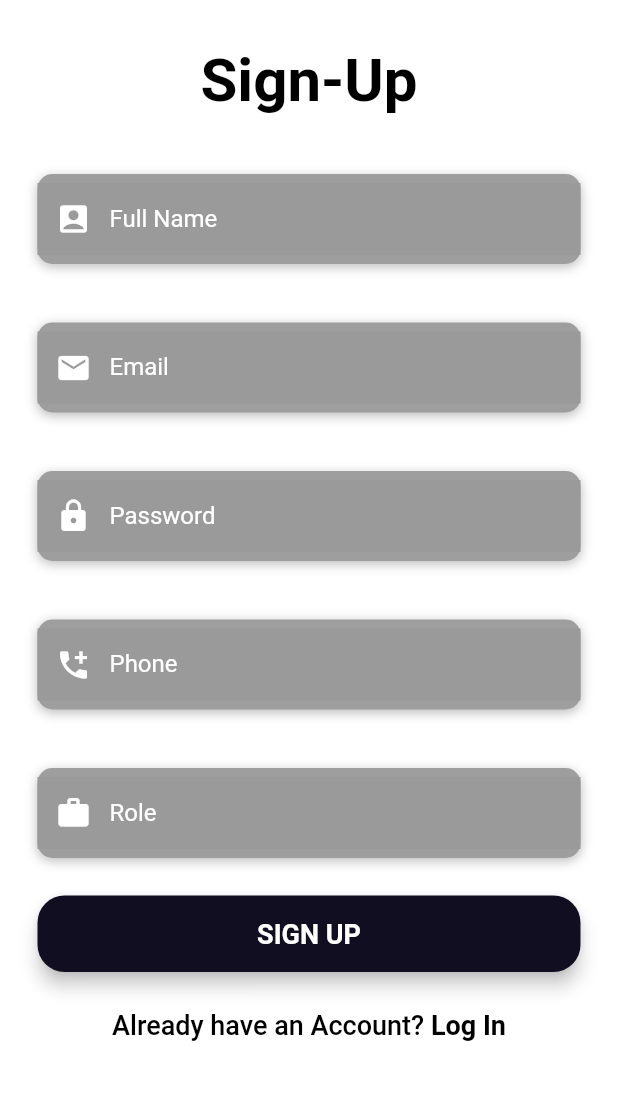
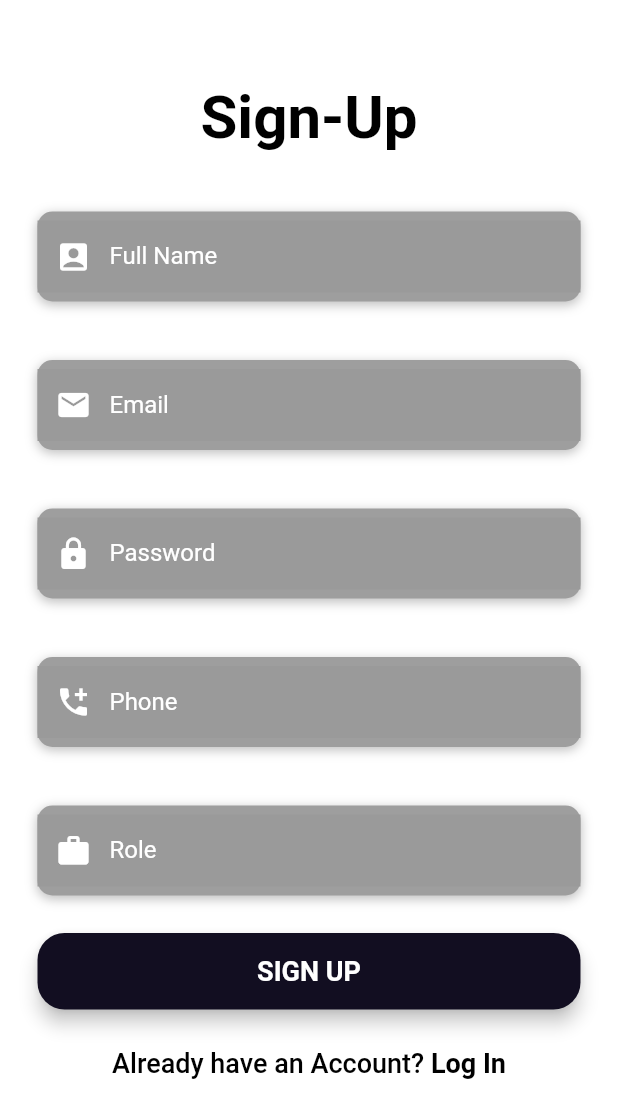
Before and after one commit to StevenAttipoe/workwaves, a Flutter app: the SignUp screen opened directly, on a phone screen of 412 x 824 dp. Shown: the top 1118 px of the screen. Run offline on Flutter 3.47's test engine with Material 2 defaults, Android fonts, the phone set to English and light mode, and no system bars; our stand-ins replace cloud_firestore, firebase_auth, firebase_core, flutter_map, latlong2, syncfusion_flutter_charts; accounts and stored records are empty.

Commit message:
get per id debug

```diff
--- a/lib/views/signup.dart
+++ b/lib/views/signup.dart
@@ -16,11 +16,11 @@ class SignUp extends StatefulWidget {
 
 class _SignUpState extends State<SignUp> {
   final _formKey = GlobalKey<FormState>();
-  TextEditingController _nameController = TextEditingController();
-  TextEditingController _emailController = TextEditingController();
-  TextEditingController _passwordController = TextEditingController();
-  TextEditingController _phoneController = TextEditingController();
-  TextEditingController _roleController = TextEditingController();
+  final TextEditingController _nameController = TextEditingController();
+  final TextEditingController _emailController = TextEditingController();
+  final TextEditingController _passwordController = TextEditingController();
+  final TextEditingController _phoneController = TextEditingController();
+  final TextEditingController _roleController = TextEditingController();
 
   @override
   void initState() {
@@ -61,9 +61,7 @@ class _SignUpState extends State<SignUp> {
                   child: Column(
                     mainAxisAlignment: MainAxisAlignment.center,
                     children: <Widget>[
-                      // Image.asset(
-                      //   'assets/icons/workwaves.png',
-                      // ),
+                      const SizedBox(height: 25),
                       const Text(
                         'Sign-Up',
                         style: TextStyle(
@@ -71,12 +69,6 @@ class _SignUpState extends State<SignUp> {
                             fontSize: 40,
                             fontWeight: FontWeight.bold),
                       ),
-                      // Row(
-                      //   children: [
-                      //     buildFname(),
-                      //     buildLname(),
-                      //   ],
-                      // ),
                       const SizedBox(height: 10),
                       Column(
                         crossAxisAlignment: CrossAxisAlignment.start,
@@ -248,7 +240,7 @@ class _SignUpState extends State<SignUp> {
                         crossAxisAlignment: CrossAxisAlignment.start,
                         children: <Widget>[
                           const Text(
-                            'Role',
+                            'Occupation',
                             style: TextStyle(
                                 color: Colors.white,
                                 fontSize: 16,
@@ -288,19 +280,6 @@ class _SignUpState extends State<SignUp> {
                         padding: EdgeInsets.symmetric(vertical: 25),
                         width: double.infinity,
                         child: ElevatedButton(
-                          // onPressed: () async => {
-                          //   await FirebaseAuth.instance
-                          //       .createUserWithEmailAndPassword(
-                          //           email:
-                          //               _emailController.text.toString().trim(),
-                          //           password: _passwordController.text
-                          //               .toString()
-                          //               .trim()),
-                          //   Navigator.pushReplacement(
-                          //       context,
-                          //       MaterialPageRoute(
-                          //           builder: (context) => Success_Screen()))
-                          // },
                           onPressed: () async {
                             try {
                               await Firebase.initializeApp();
--- a/pubspec.yaml
+++ b/pubspec.yaml
@@ -39,7 +39,6 @@ dependencies:
   firebase_core: ^1.12.0
   firebase_auth: ^3.3.8
   cloud_firestore: ^3.1.13
-  auth: ^8.1.0
 
 dev_dependencies:
   flutter_test:
```
Also changed, not shown: lib/model/project_model.dart (+15 -3 lines), lib/views/nav/resume.dart (+66 -61 lines), lib/views/nav/search.dart (+78 -27 lines), pubspec.lock.
